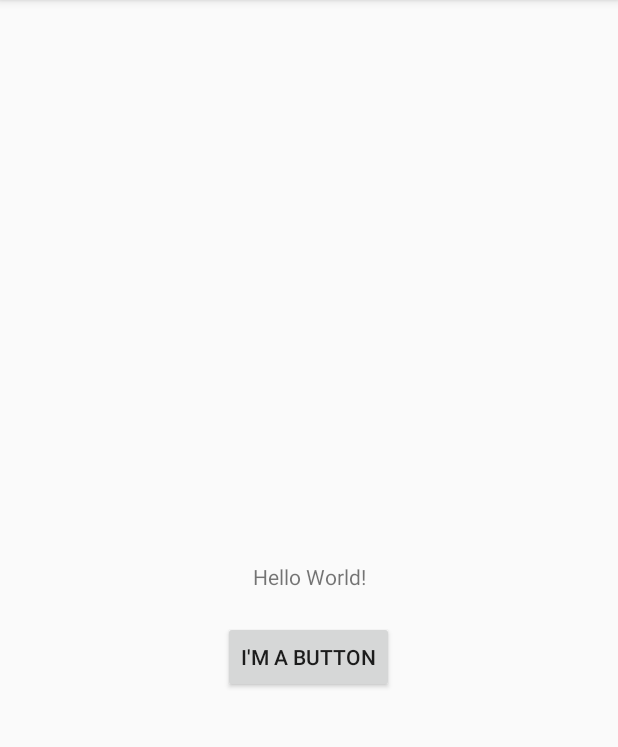
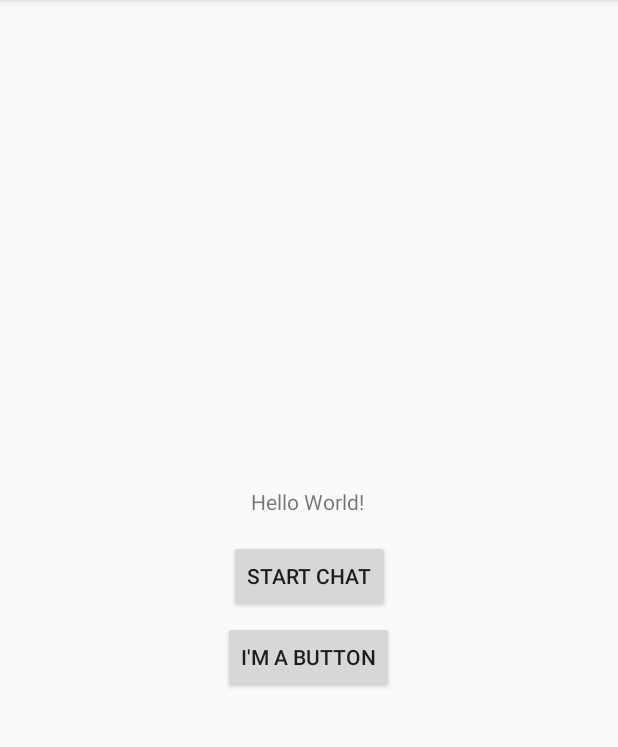
Before and after one commit to carlaac99/CP470, an Android app: the screen it shows after launch (MainActivity), after a tap on "BUTTON", on a phone screen of 412 x 824 dp, the part 84-831 px from its top. Run offline under Robolectric (Android 15) with nearby library versions, the phone set to English and light mode, and no system bars.

Commit message:
Finished Assignment2Part3

```diff
--- a/app/src/main/java/com/example/androidassignments/LoginActivity.java
+++ b/app/src/main/java/com/example/androidassignments/LoginActivity.java
@@ -16,6 +16,9 @@ public class LoginActivity extends AppCompatActivity {
     private Object DefaultEmail;
     //private Button button;
      //private EditText ;
+    Button login;
+    EditText login_email;
+    SharedPreferences shared;
 
 
     @Override
@@ -23,11 +26,25 @@ public class LoginActivity extends AppCompatActivity {
         super.onCreate(savedInstanceState);
         setContentView(R.layout.activity_login);
         Log.i(ACTIVITY_NAME, "In onCreate()");
-
-        SharedPreferences shared = getSharedPreferences("Login", Context.MODE_PRIVATE);
+        login=findViewById(R.id.button);
+        login_email=findViewById(R.id.login_email);
+        shared = getSharedPreferences("Login", Context.MODE_PRIVATE);
         SharedPreferences.Editor edit=shared.edit();
         edit.putString("DefaultEmail","email@domain.com");
         edit.commit();
+
+        String result=shared.getString("userEmail","");
+        if (result.equals("")) {
+
+            login_email.setText(shared.getString("DefaultEmail", ""));
+
+        }
+        else{
+            login_email.setText(shared.getString("userEmail",""));
+
+        }
+
+
 
     }
     @Override
@@ -60,7 +77,7 @@ public class LoginActivity extends AppCompatActivity {
         Log.i(ACTIVITY_NAME, "In onDestroy()");
     }
     public void saveEmail(View view){
-        SharedPreferences shared = getSharedPreferences("Login", Context.MODE_PRIVATE);
+//        SharedPreferences shared = getSharedPreferences("Login", Context.MODE_PRIVATE);
         SharedPreferences.Editor edit=shared.edit();
 
         EditText text= (EditText)findViewById(R.id.login_email);
--- a/app/src/main/res/layout/activity_login.xml
+++ b/app/src/main/res/layout/activity_login.xml
@@ -39,4 +39,9 @@
         android:text="@string/Button"
         android:onClick="saveEmail"/>
 
+
+
+
+
+
 </LinearLayout>
--- a/app/src/main/res/layout/activity_main.xml
+++ b/app/src/main/res/layout/activity_main.xml
@@ -5,6 +5,30 @@
     android:layout_width="match_parent"
     android:layout_height="match_parent"
     tools:context=".MainActivity">
+
+    <TextView
+        android:id="@+id/text"
+        android:layout_width="wrap_content"
+        android:layout_height="wrap_content"
+        android:text="@string/hello_message"
+        app:layout_constraintBottom_toBottomOf="parent"
+        app:layout_constraintHorizontal_bias="0.498"
+        app:layout_constraintLeft_toLeftOf="parent"
+        app:layout_constraintRight_toRightOf="parent"
+        app:layout_constraintTop_toTopOf="parent"
+        app:layout_constraintVertical_bias="0.434" />
+
+    <Button
+        android:id="@+id/StartChat"
+
+        android:layout_width="wrap_content"
+        android:layout_height="wrap_content"
+        android:onClick="clickStartChat"
+        android:text="@string/StartChat"
+        app:layout_constraintBottom_toBottomOf="parent"
+        app:layout_constraintEnd_toEndOf="parent"
+        app:layout_constraintStart_toStartOf="parent"
+        app:layout_constraintTop_toTopOf="parent" />
 
     <Button
         android:id="@+id/button"
@@ -14,20 +38,13 @@
         android:layout_marginTop="395dp"
         android:layout_marginEnd="150dp"
         android:layout_marginBottom="288dp"
+        android:onClick="clickHandler"
         android:text="@string/ButtonText"
-        android:onClick="clickHandler"
+        android:layout_below="@+id/StartChat"
+        android:layout_above="@+id/text"
         app:layout_constraintBottom_toBottomOf="parent"
         app:layout_constraintEnd_toEndOf="parent"
         app:layout_constraintStart_toStartOf="parent"
         app:layout_constraintTop_toTopOf="parent" />
 
-    <TextView
-        android:layout_width="wrap_content"
-        android:layout_height="wrap_content"
-        android:text="@string/hello_message"
-        app:layout_constraintBottom_toBottomOf="parent"
-        app:layout_constraintLeft_toLeftOf="parent"
-        app:layout_constraintRight_toRightOf="parent"
-        app:layout_constraintTop_toTopOf="parent" />
-
 </androidx.constraintlayout.widget.ConstraintLayout>
--- a/app/src/main/res/values/strings.xml
+++ b/app/src/main/res/values/strings.xml
@@ -6,13 +6,15 @@
     <string name="Button">button</string>
     <string name="login_Text">login</string>
     <string name="login_Name">login name</string>
-    <string name= "password_Hint">password</string>
+    <string name="password_Hint">password</string>
     <string name="password_Text">password</string>
-    <string name= "dialog_message">do you want to finish the activity?</string>
-    <string name= "dialog_title">continue Activity?</string>
-    <string name= "OK">@android:string/ok</string>
-    <string name= "CANCEL">@android:string/cancel</string>
+    <string name="dialog_message">do you want to finish the activity?</string>
+    <string name="dialog_title">continue Activity?</string>
+    <string name="OK">@android:string/ok</string>
+    <string name="CANCEL">@android:string/cancel</string>
     <string name="RadioButton">RadioButton</string>
-    <string name= "CheckBox">CheckBox</string>
-    <string name= "Switch">What does this do?</string>
+    <string name="CheckBox">CheckBox</string>
+    <string name="Switch">What does this do?</string>
+    <string name="StartChat">Start Chat</string>
+    <string name="Send">Send</string>
 </resources>
```
Also changed, not shown: app/src/main/AndroidManifest.xml (+8 -11 lines), app/src/main/java/com/example/androidassignments/ChatWindow.java (added, +76 -0 lines), app/src/main/java/com/example/androidassignments/MainActivity.java (+9 -0 lines), app/src/main/res/layout/activity_chat_window.xml (added, +36 -0 lines), app/src/main/res/layout/chat_row_incoming.xml (added, +23 -0 lines), app/src/main/res/layout/chat_row_outgoing.xml (added, +21 -0 lines), 1 other file.
